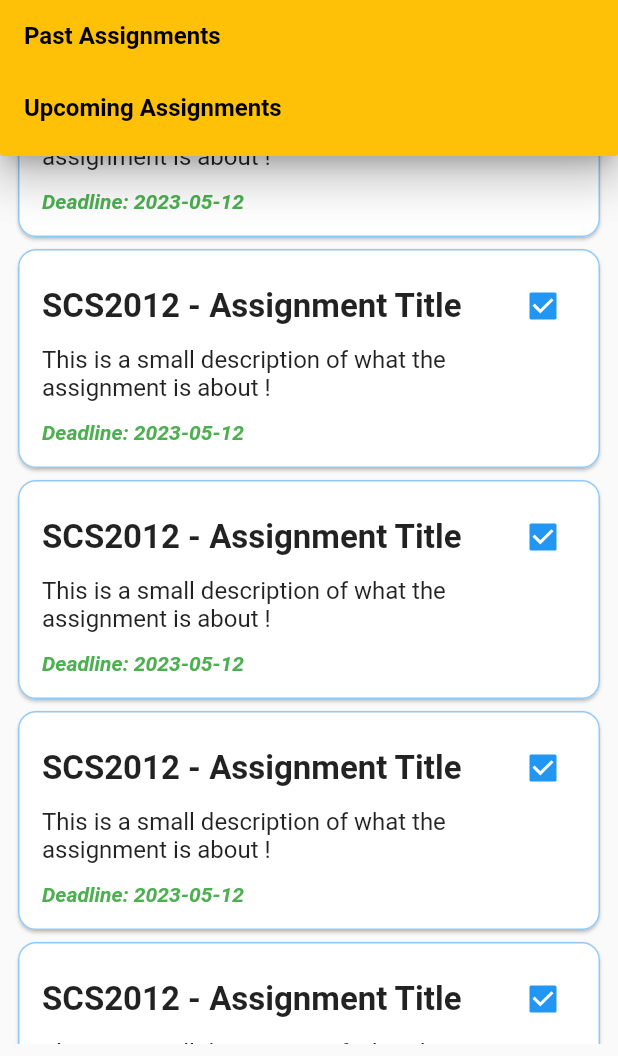
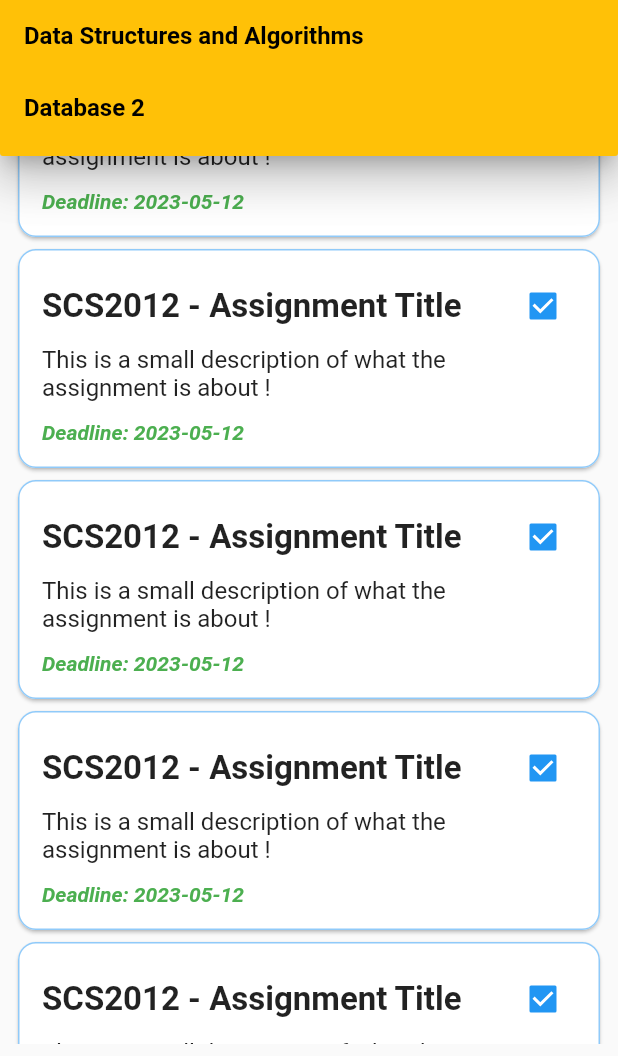
Before and after one commit to kulasinghet/unimate, a Flutter app: the StudentAssignment screen opened directly, after a tap on "All Assignments", on a phone screen of 412 x 824 dp, the part 180-1236 px from its top. Run offline on Flutter 3.47's test engine with Material 2 defaults, Android fonts, the phone set to English and light mode, and no system bars.

Commit message:
Add all assignment page to drawer

```diff
--- a/lib/student/assingment.dart
+++ b/lib/student/assingment.dart
@@ -56,8 +56,8 @@ class _StudentAssignmentState extends State<StudentAssignment> {
                       onChanged: (String? newValue) {},
                       items: <String>[
                         'All Assignments',
-                        'Past Assignments',
-                        'Upcoming Assignments'
+                        'Data Structures and Algorithms',
+                        'Database 2'
                       ].map<DropdownMenuItem<String>>((String value) {
                         return DropdownMenuItem<String>(
                           value: value,
--- a/lib/student/student_drawer.dart
+++ b/lib/student/student_drawer.dart
@@ -1,6 +1,7 @@
 import 'package:flutter/material.dart';
 
 import 'all_course.dart';
+import 'assingment.dart';
 
 class StudentDrawer extends StatefulWidget {
   const StudentDrawer({Key? key}) : super(key: key);
@@ -49,7 +50,10 @@ class _StudentDrawerState extends State<StudentDrawer> {
             leading: const Icon(Icons.assignment_ind),
             title: const Text('All Assignments'),
             onTap: () {
-              // TODO: Handle friends tap
+              Navigator.of(context)
+                  .push(MaterialPageRoute(builder: (BuildContext context) {
+                return const StudentAssignment();
+              }));
             },
           ),
           ListTile(
```
